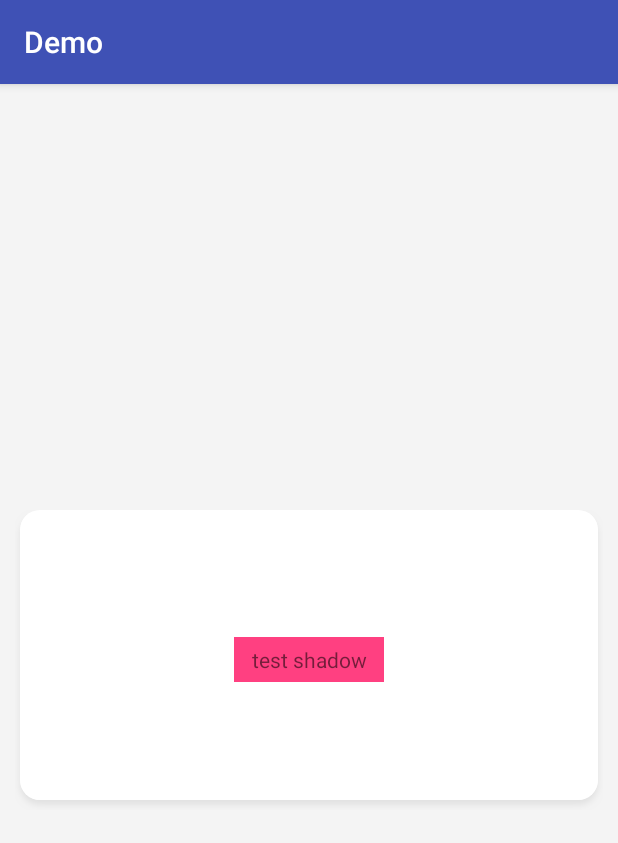
After one commit to genius-ye/Demos, an Android app: the ShadowDrawableActivity screen opened directly, with no data from a screen before it, on a phone screen of 412 x 824 dp. The commit adds this screen. Shown: the top 843 px of the screen. Run offline under Robolectric (Android 15) with nearby library versions, the phone set to English and light mode, and no system bars.

Commit message:
增加阴影

```diff
--- a/app/build.gradle
+++ b/app/build.gradle
@@ -38,4 +38,5 @@ dependencies {
     implementation project(':lib_permissionutil')
     implementation 'com.android.support:recyclerview-v7:27.1.1'
     implementation 'com.android.support:cardview-v7:27.1.1'
+    implementation 'com.android.support:design:27.1.1'
 }
--- a/app/src/main/AndroidManifest.xml
+++ b/app/src/main/AndroidManifest.xml
@@ -57,6 +57,10 @@
         </activity>
         <activity android:name=".onclickagent.DemoActivity">
         </activity>
+        <activity android:name=".views.coordinatelayoutdemo.CoordinateLayoutDemoActivity">
+        </activity>
+        <activity android:name=".views.shadowdrawable.ShadowDrawableActivity">
+        </activity>
     </application>
 
 </manifest>
--- /dev/null
+++ b/app/src/main/java/com/genius/views/shadowdrawable/ShadowDrawable.java
@@ -0,0 +1,215 @@
+package com.genius.views.shadowdrawable;
+
+import android.graphics.Canvas;
+import android.graphics.Color;
+import android.graphics.ColorFilter;
+import android.graphics.LinearGradient;
+import android.graphics.Paint;
+import android.graphics.PixelFormat;
+import android.graphics.PorterDuff;
+import android.graphics.PorterDuffXfermode;
+import android.graphics.RectF;
+import android.graphics.Shader;
+import android.graphics.drawable.Drawable;
+import android.support.annotation.NonNull;
+import android.support.annotation.Nullable;
+import android.support.v4.view.ViewCompat;
+import android.view.View;
+
+public class ShadowDrawable extends Drawable {
+
+	private Paint mShadowPaint;
+	private Paint mBgPaint;
+	private int mShadowRadius;
+	private int mShape;
+	private int mShapeRadius;
+	private int mOffsetX;
+	private int mOffsetY;
+	private int mBgColor[];
+	private RectF mRect;
+
+	public final static int SHAPE_ROUND = 1;
+	public final static int SHAPE_CIRCLE = 2;
+
+	private ShadowDrawable(int shape, int[] bgColor, int shapeRadius, int shadowColor, int shadowRadius, int offsetX, int offsetY) {
+		this.mShape = shape;
+		this.mBgColor = bgColor;
+		this.mShapeRadius = shapeRadius;
+		this.mShadowRadius = shadowRadius;
+		this.mOffsetX = offsetX;
+		this.mOffsetY = offsetY;
+
+		mShadowPaint = new Paint();
+		mShadowPaint.setColor(Color.TRANSPARENT);
+		mShadowPaint.setAntiAlias(true);
+		mShadowPaint.setShadowLayer(shadowRadius, offsetX, offsetY, shadowColor);
+		mShadowPaint.setXfermode(new PorterDuffXfermode(PorterDuff.Mode.DST_ATOP));
+
+		mBgPaint = new Paint();
+		mBgPaint.setAntiAlias(true);
+	}
+
+	@Override
+	public void setBounds(int left, int top, int right, int bottom) {
+		super.setBounds(left, top, right, bottom);
+		mRect = new RectF(left + mShadowRadius - mOffsetX, top + mShadowRadius - mOffsetY, right - mShadowRadius - mOffsetX,
+				bottom - mShadowRadius - mOffsetY);
+	}
+
+	@Override
+	public void draw(@NonNull Canvas canvas) {
+		if (mBgColor != null) {
+			if (mBgColor.length == 1) {
+				mBgPaint.setColor(mBgColor[0]);
+			} else {
+				mBgPaint.setShader(new LinearGradient(mRect.left, mRect.height() / 2, mRect.right,
+						mRect.height() / 2, mBgColor, null, Shader.TileMode.CLAMP));
+			}
+		}
+
+		if (mShape == SHAPE_ROUND) {
+			canvas.drawRoundRect(mRect, mShapeRadius, mShapeRadius, mShadowPaint);
+			canvas.drawRoundRect(mRect, mShapeRadius, mShapeRadius, mBgPaint);
+		} else {
+			canvas.drawCircle(mRect.centerX(), mRect.centerY(), Math.min(mRect.width(), mRect.height())/ 2, mShadowPaint);
+			canvas.drawCircle(mRect.centerX(), mRect.centerY(), Math.min(mRect.width(), mRect.height())/ 2, mBgPaint);
+		}
+	}
+
+	@Override
+	public void setAlpha(int alpha) {
+		mShadowPaint.setAlpha(alpha);
+	}
+
+	@Override
+	public void setColorFilter(@Nullable ColorFilter colorFilter) {
+		mShadowPaint.setColorFilter(colorFilter);
+	}
+
+	@Override
+	public int getOpacity() {
+		return PixelFormat.TRANSLUCENT;
+	}
+
+	public static void setShadowDrawable(View view, Drawable drawable) {
+		view.setLayerType(View.LAYER_TYPE_SOFTWARE, null);
+		ViewCompat.setBackground(view, drawable);
+	}
+
+	public static void setShadowDrawable(View view, int shapeRadius, int shadowColor, int shadowRadius, int offsetX, int offsetY) {
+		ShadowDrawable drawable = new ShadowDrawable.Builder()
+				.setShapeRadius(shapeRadius)
+				.setShadowColor(shadowColor)
+				.setShadowRadius(shadowRadius)
+				.setOffsetX(offsetX)
+				.setOffsetY(offsetY)
+				.builder();
+		view.setLayerType(View.LAYER_TYPE_SOFTWARE, null);
+		ViewCompat.setBackground(view, drawable);
+	}
+
+	public static void setShadowDrawable(View view, int bgColor, int shapeRadius, int shadowColor, int shadowRadius, int offsetX, int offsetY) {
+		ShadowDrawable drawable = new ShadowDrawable.Builder()
+				.setBgColor(bgColor)
+				.setShapeRadius(shapeRadius)
+				.setShadowColor(shadowColor)
+				.setShadowRadius(shadowRadius)
+				.setOffsetX(offsetX)
+				.setOffsetY(offsetY)
+				.builder();
+		view.setLayerType(View.LAYER_TYPE_SOFTWARE, null);
+		ViewCompat.setBackground(view, drawable);
+	}
+
+	public static void setShadowDrawable(View view, int shape, int bgColor, int shapeRadius, int shadowColor, int shadowRadius, int offsetX, int offsetY) {
+		ShadowDrawable drawable = new ShadowDrawable.Builder()
+				.setShape(shape)
+				.setBgColor(bgColor)
+				.setShapeRadius(shapeRadius)
+				.setShadowColor(shadowColor)
+				.setShadowRadius(shadowRadius)
+				.setOffsetX(offsetX)
+				.setOffsetY(offsetY)
+				.builder();
+		view.setLayerType(View.LAYER_TYPE_SOFTWARE, null);
+		ViewCompat.setBackground(view, drawable);
+	}
+
+	public static void setShadowDrawable(View view, int[] bgColor, int shapeRadius, int shadowColor, int shadowRadius, int offsetX, int offsetY) {
+		ShadowDrawable drawable = new ShadowDrawable.Builder()
+				.setBgColor(bgColor)
+				.setShapeRadius(shapeRadius)
+				.setShadowColor(shadowColor)
+				.setShadowRadius(shadowRadius)
+				.setOffsetX(offsetX)
+				.setOffsetY(offsetY)
+				.builder();
+		view.setLayerType(View.LAYER_TYPE_SOFTWARE, null);
+		ViewCompat.setBackground(view, drawable);
+	}
+
+	public static class Builder {
+		private int mShape;
+		private int mShapeRadius;
+		private int mShadowColor;
+		private int mShadowRadius;
+		private int mOffsetX = 0;
+		private int mOffsetY = 0;
+		private int[] mBgColor;
+
+		public Builder() {
+			mShape = ShadowDrawable.SHAPE_ROUND;
+			mShapeRadius = 12;
+			mShadowColor = Color.parseColor("#4d000000");
+			mShadowRadius = 18;
+			mOffsetX = 0;
+			mOffsetY = 0;
+			mBgColor = new int[1];
+			mBgColor[0] = Color.TRANSPARENT;
+		}
+
+		public Builder setShape(int mShape) {
+			this.mShape = mShape;
+			return this;
+		}
+
+		public Builder setShapeRadius(int ShapeRadius) {
+			this.mShapeRadius = ShapeRadius;
+			return this;
+		}
+
+		public Builder setShadowColor(int shadowColor) {
+			this.mShadowColor = shadowColor;
+			return this;
+		}
+
+		public Builder setShadowRadius(int shadowRadius) {
+			this.mShadowRadius = shadowRadius;
+			return this;
+		}
+
+		public Builder setOffsetX(int OffsetX) {
+			this.mOffsetX = OffsetX;
+			return this;
+		}
+
+		public Builder setOffsetY(int OffsetY) {
+			this.mOffsetY = OffsetY;
+			return this;
+		}
+
+		public Builder setBgColor(int BgColor) {
+			this.mBgColor[0] = BgColor;
+			return this;
+		}
+
+		public Builder setBgColor(int[] BgColor) {
+			this.mBgColor = BgColor;
+			return this;
+		}
+
+		public ShadowDrawable builder() {
+			return new ShadowDrawable(mShape, mBgColor, mShapeRadius, mShadowColor, mShadowRadius, mOffsetX, mOffsetY);
+		}
+	}
+}
--- /dev/null
+++ b/app/src/main/java/com/genius/views/shadowdrawable/ShadowDrawableActivity.java
@@ -0,0 +1,24 @@
+package com.genius.views.shadowdrawable;
+
+import android.graphics.Color;
+import android.support.v7.app.AppCompatActivity;
+import android.os.Bundle;
+import android.support.v7.widget.CardView;
+import android.widget.TextView;
+
+import com.genius.R;
+
+public class ShadowDrawableActivity extends AppCompatActivity {
+    private CardView mCardView;
+    private TextView mTextView;
+    @Override
+    protected void onCreate(Bundle savedInstanceState) {
+        super.onCreate(savedInstanceState);
+        setContentView(R.layout.activity_shadow_drawable);
+
+        mCardView = findViewById(R.id.cardview);
+        mTextView = findViewById(R.id.textview);
+        ShadowDrawable.setShadowDrawable(mCardView,Color.parseColor("#ffffff"),20,
+                Color.parseColor("#12000000"), 5, 0, 5);
+    }
+}
--- /dev/null
+++ b/app/src/main/res/layout/activity_shadow_drawable.xml
@@ -0,0 +1,30 @@
+<?xml version="1.0" encoding="utf-8"?>
+<RelativeLayout
+    xmlns:android="http://schemas.android.com/apk/res/android"
+    xmlns:app="http://schemas.android.com/apk/res-auto"
+    xmlns:tools="http://schemas.android.com/tools"
+    android:layout_width="match_parent"
+    android:layout_height="match_parent"
+    android:gravity="center"
+    android:background="#f4f4f4"
+    tools:context=".views.shadowdrawable.ShadowDrawableActivity">
+
+    <android.support.v7.widget.CardView
+        android:id="@+id/cardview"
+        android:layout_width="match_parent"
+        android:layout_height="200dp"
+        android:layout_marginLeft="10dp"
+        android:layout_marginRight="10dp"
+        app:cardCornerRadius="12dp"
+        android:background="#ffffff"
+        app:cardElevation="0dp">
+        <TextView
+            android:id="@+id/textview"
+            android:layout_width="100dp"
+            android:layout_height="30dp"
+            android:text="test shadow"
+            android:gravity="center"
+            android:layout_gravity="center"
+            android:background="@color/colorAccent"/>
+    </android.support.v7.widget.CardView>
+</RelativeLayout>
```
Also changed, not shown: app/src/main/java/com/genius/MainActivity.java (+28 -0 lines), app/src/main/java/com/genius/views/coordinatelayoutdemo/CoordinateLayoutDemoActivity.java (added, +64 -0 lines), app/src/main/res/drawable/drawable_bitmap_header.xml (added, +7 -0 lines), app/src/main/res/layout/activity_coordinate_layout_demo.xml (added, +46 -0 lines), app/src/main/res/mipmap-xhdpi/fragment_homework3_header_bg.png (added).
